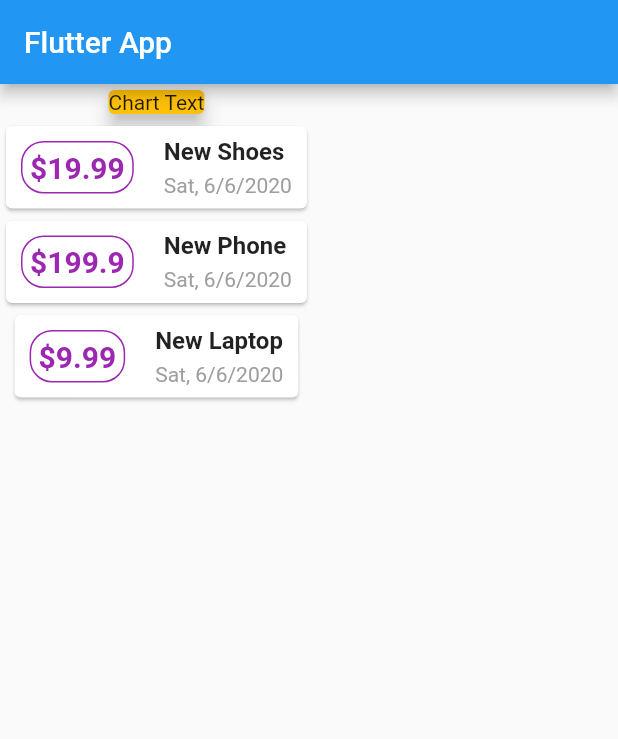
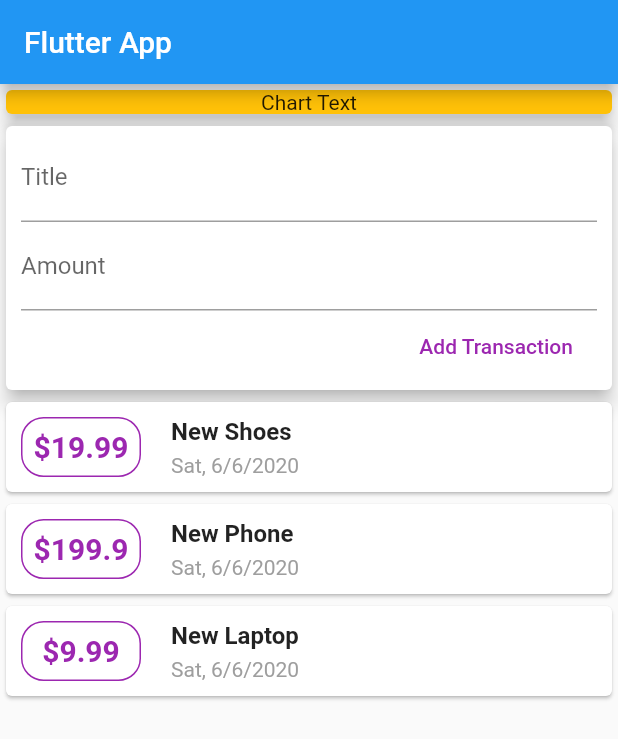
Before and after one commit to GargNishant/PersonalExpenses, a Flutter app: the screen it shows after launch, on a phone screen of 412 x 824 dp. Shown: the top 739 px of the screen. Run offline on Flutter 3.47's test engine with Material 2 defaults, Android fonts, the phone set to English and light mode, and no system bars.

Commit message:
*(main.dart) Listening to TextFields

```diff
--- a/lib/main.dart
+++ b/lib/main.dart
@@ -36,6 +36,9 @@ class MyHomePage extends StatelessWidget {
         timeStamp: DateTime.now()),
   ];
 
+  final titleController = TextEditingController();
+  final amountController = TextEditingController();
+
   @override
   Widget build(BuildContext context) {
     return Scaffold(
@@ -43,12 +46,42 @@ class MyHomePage extends StatelessWidget {
       body: Column(
         children: <Widget>[
           Container(
+            child: Container(
+              width: double.infinity,
               child: Card(
                 color: Colors.amber,
                 elevation: 5,
                 child: Text(
                   "Chart Text",
                   textAlign: TextAlign.center,
+                ),
+              ),
+            ),
+          ),
+          Card(
+            elevation: 5,
+            child: Container(
+              margin: EdgeInsets.symmetric(horizontal: 10, vertical: 5),
+              child: Column(
+                crossAxisAlignment: CrossAxisAlignment.end,
+                children: <Widget>[
+                  TextField(
+                    decoration: InputDecoration(labelText: "Title"),
+                    controller: titleController,
+                  ),
+                  TextField(
+                    decoration: InputDecoration(labelText: "Amount", prefixText: "\$ "),
+                    controller: amountController,
+                  ),
+                  FlatButton(
+                    child: Text("Add Transaction"),
+                    textColor: Colors.purple,
+                    onPressed: () {
+                      print(titleController.text);
+                      print(amountController.text);
+                    },
+                  )
+                ],
               ),
             ),
           ),
--- a/lib/transWidget.dart
+++ b/lib/transWidget.dart
@@ -11,10 +11,10 @@ class TransWidget extends StatelessWidget {
   Widget build(BuildContext context) {
     return Card(
       child: Row(
-        mainAxisSize: MainAxisSize.min,
-        mainAxisAlignment: MainAxisAlignment.spaceEvenly,
         children: <Widget>[
           Container(
+            width: 80,
+            height: 40,
             padding: EdgeInsets.all(5),
             alignment: Alignment.center,
             decoration: BoxDecoration(
```
Lines whose indentation alone changed are shown as unchanged.
